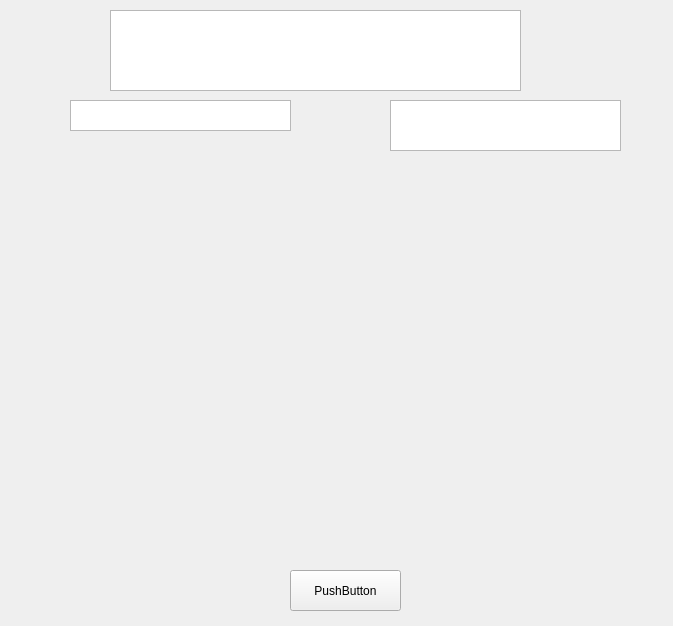
Above: fileexplorer.ui from Q-Wednesday/FTPClient before the change. Below: the same form after it.
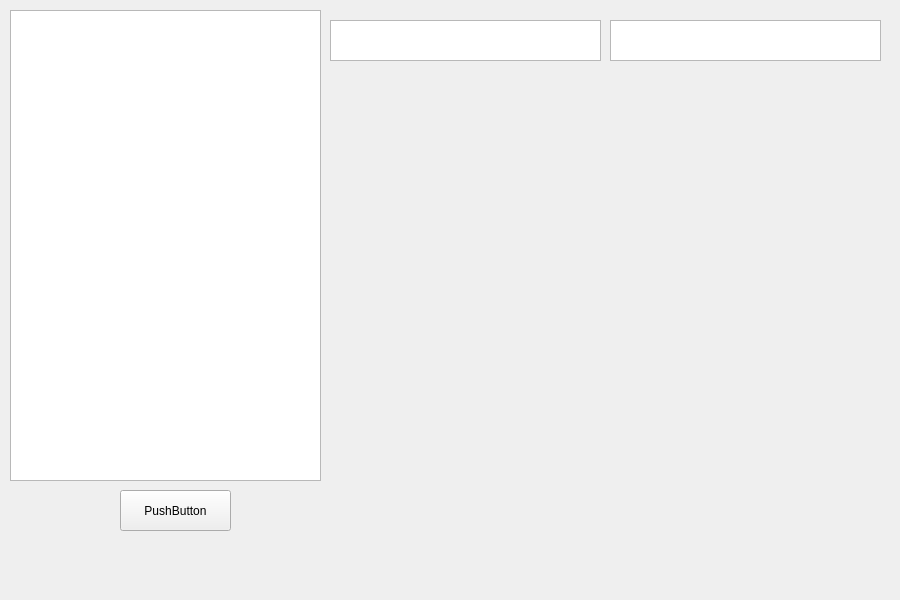
That is the form after the change.

```diff
--- a/fileexplorer.ui
+++ b/fileexplorer.ui
@@ -6,8 +6,8 @@
    <rect>
     <x>0</x>
     <y>0</y>
-    <width>673</width>
-    <height>626</height>
+    <width>900</width>
+    <height>600</height>
    </rect>
   </property>
   <property name="windowTitle">
@@ -16,8 +16,8 @@
   <widget class="QPushButton" name="pushButton">
    <property name="geometry">
     <rect>
-     <x>290</x>
-     <y>570</y>
+     <x>120</x>
+     <y>490</y>
      <width>111</width>
      <height>41</height>
     </rect>
@@ -29,10 +29,10 @@
   <widget class="QListWidget" name="remoteDir">
    <property name="geometry">
     <rect>
-     <x>70</x>
-     <y>100</y>
-     <width>221</width>
-     <height>31</height>
+     <x>330</x>
+     <y>20</y>
+     <width>271</width>
+     <height>41</height>
     </rect>
    </property>
    <property name="flow">
@@ -42,10 +42,10 @@
   <widget class="QListWidget" name="localDir">
    <property name="geometry">
     <rect>
-     <x>390</x>
-     <y>100</y>
-     <width>231</width>
-     <height>51</height>
+     <x>610</x>
+     <y>20</y>
+     <width>271</width>
+     <height>41</height>
     </rect>
    </property>
    <property name="flow">
@@ -55,20 +55,20 @@
   <widget class="QTextBrowser" name="serverResponse">
    <property name="geometry">
     <rect>
-     <x>110</x>
+     <x>10</x>
      <y>10</y>
-     <width>411</width>
-     <height>81</height>
+     <width>311</width>
+     <height>471</height>
     </rect>
    </property>
   </widget>
   <widget class="QWidget" name="horizontalLayoutWidget">
    <property name="geometry">
     <rect>
-     <x>80</x>
-     <y>200</y>
+     <x>330</x>
+     <y>80</y>
      <width>551</width>
-     <height>331</height>
+     <height>471</height>
     </rect>
    </property>
    <layout class="QHBoxLayout" name="fileListLayout"/>
```
